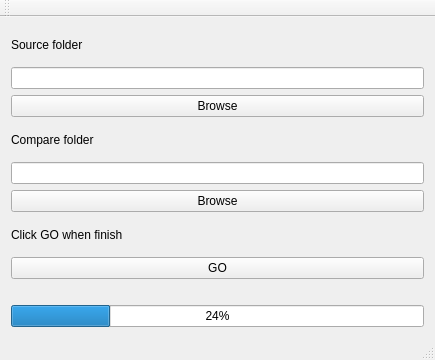
Above: compare_me/CompareMe/mainwindow.ui from javerik/CompareMe before the change. Below: the same form after it.
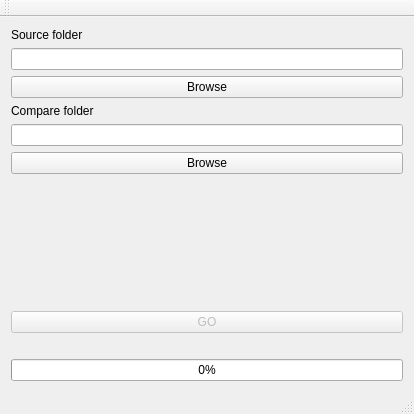
That is the form after the change.

Diff of the .ui file:
```diff
--- a/compare_me/CompareMe/mainwindow.ui
+++ b/compare_me/CompareMe/mainwindow.ui
@@ -6,8 +6,8 @@
    <rect>
     <x>0</x>
     <y>0</y>
-    <width>435</width>
-    <height>360</height>
+    <width>414</width>
+    <height>414</height>
    </rect>
   </property>
   <property name="windowTitle">
@@ -50,14 +50,23 @@
      </widget>
     </item>
     <item>
-     <widget class="QLabel" name="label_3">
-      <property name="text">
-       <string>Click GO when finish</string>
+     <spacer name="verticalSpacer">
+      <property name="orientation">
+       <enum>Qt::Vertical</enum>
       </property>
-     </widget>
+      <property name="sizeHint" stdset="0">
+       <size>
+        <width>20</width>
+        <height>40</height>
+       </size>
+      </property>
+     </spacer>
     </item>
     <item>
-     <widget class="QPushButton" name="btn_selectFile">
+     <widget class="QPushButton" name="btn_start_compare">
+      <property name="enabled">
+       <bool>false</bool>
+      </property>
       <property name="text">
        <string>GO</string>
       </property>
@@ -79,7 +88,7 @@
     <item>
      <widget class="QProgressBar" name="progressBar_status">
       <property name="value">
-       <number>24</number>
+       <number>0</number>
       </property>
      </widget>
     </item>
```
Left out of the diff: 4 changed lines with no effect on the pictures.
